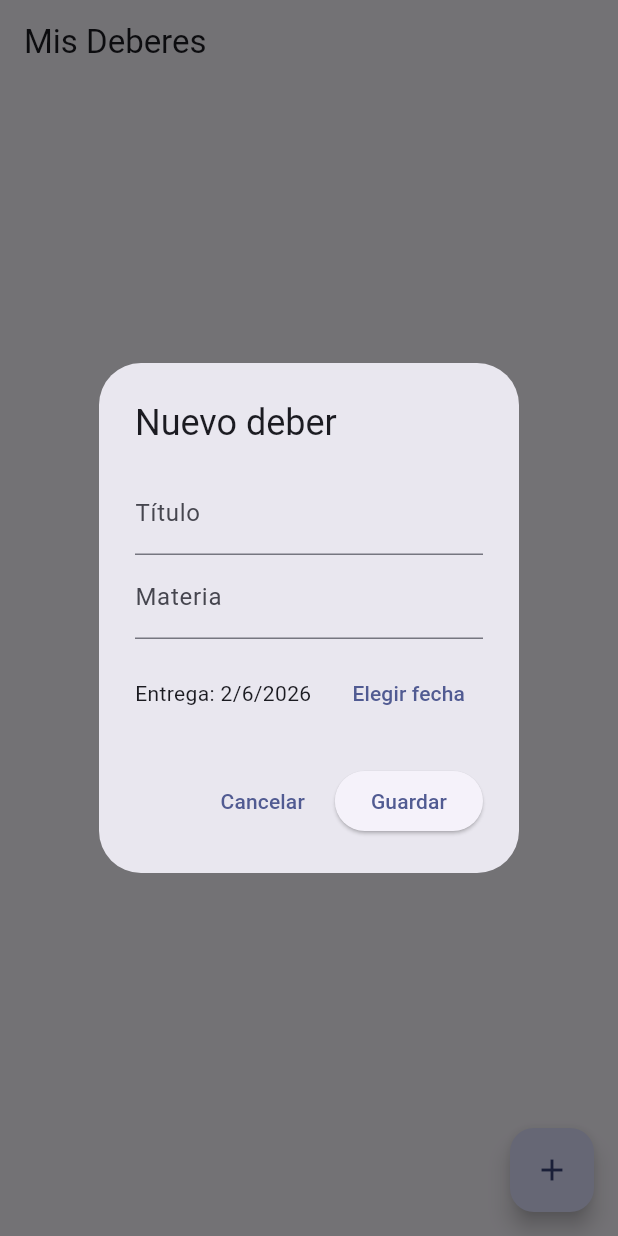
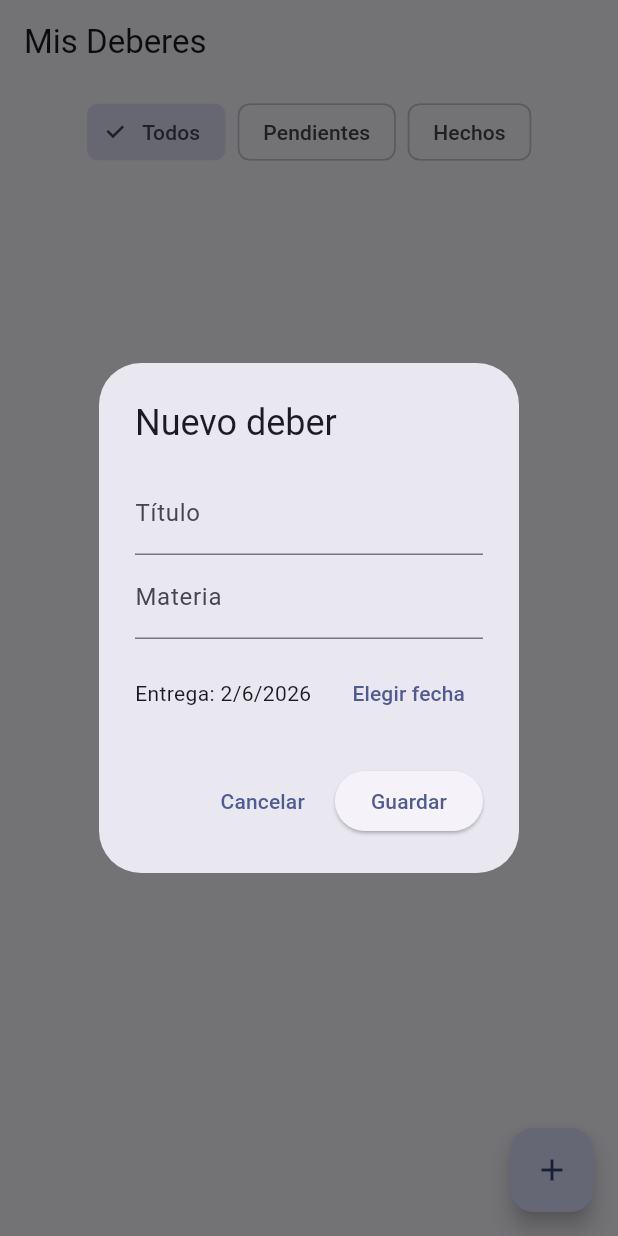
Before and after one commit to samuelcatalanz123/mis_deberes, a Flutter app: the screen it shows after launch, after a tap on the "add" icon, on a phone screen of 412 x 824 dp. Run offline on Flutter 3.47's test engine with Material 3 defaults, Android fonts, the phone set to English and light mode, and no system bars; our stand-ins replace shared_preferences.

Commit message:
feat: filtro Todos / Pendientes / Hechos

```diff
--- a/lib/screens/pantalla_principal.dart
+++ b/lib/screens/pantalla_principal.dart
@@ -14,6 +14,19 @@ class PantallaPrincipal extends StatefulWidget {
 class _PantallaPrincipalState extends State<PantallaPrincipal> {
   List<Deber> _deberes = [];
   bool _cargando = true;
+  String _filtro = 'todos'; // 'todos' | 'pendientes' | 'hechos'
+
+  /// Los deberes que se muestran según el filtro elegido.
+  List<Deber> get _visibles {
+    switch (_filtro) {
+      case 'pendientes':
+        return _deberes.where((d) => !d.hecho).toList();
+      case 'hechos':
+        return _deberes.where((d) => d.hecho).toList();
+      default:
+        return _deberes;
+    }
+  }
 
   @override
   void initState() {
@@ -104,6 +117,29 @@ class _PantallaPrincipalState extends State<PantallaPrincipal> {
     }
   }
 
+  // Barra con los tres filtros (Todos / Pendientes / Hechos).
+  Widget _barraFiltros() {
+    Widget chip(String valor, String etiqueta) {
+      return ChoiceChip(
+        label: Text(etiqueta),
+        selected: _filtro == valor,
+        onSelected: (_) => setState(() => _filtro = valor),
+      );
+    }
+
+    return Padding(
+      padding: const EdgeInsets.all(8),
+      child: Wrap(
+        spacing: 8,
+        children: [
+          chip('todos', 'Todos'),
+          chip('pendientes', 'Pendientes'),
+          chip('hechos', 'Hechos'),
+        ],
+      ),
+    );
+  }
+
   @override
   Widget build(BuildContext context) {
     // Cuántos deberes faltan por entregar (no hechos).
@@ -116,13 +152,21 @@ class _PantallaPrincipalState extends State<PantallaPrincipal> {
       appBar: AppBar(title: Text(titulo)),
       body: _cargando
           ? const Center(child: CircularProgressIndicator())
-          : _deberes.isEmpty
-              ? const Center(child: Text('No tienes deberes. ¡Agrega uno con +!'))
-              : ListView.builder(
-                  itemCount: _deberes.length,
-                  itemBuilder: (context, i) {
-                    final d = _deberes[i];
-                    return ListTile(
+          : Column(
+              children: [
+                _barraFiltros(),
+                Expanded(
+                  child: _visibles.isEmpty
+                      ? Center(
+                          child: Text(_deberes.isEmpty
+                              ? 'No tienes deberes. ¡Agrega uno con +!'
+                              : 'No hay deberes en este filtro.'),
+                        )
+                      : ListView.builder(
+                          itemCount: _visibles.length,
+                          itemBuilder: (context, i) {
+                            final d = _visibles[i];
+                            return ListTile(
                       onTap: () => _editar(d),
                       leading: Checkbox(
                         value: d.hecho,
@@ -167,8 +211,11 @@ class _PantallaPrincipalState extends State<PantallaPrincipal> {
                         onPressed: () => _confirmarBorrar(d),
                       ),
                     );
-                  },
+                          },
+                        ),
                 ),
+              ],
+            ),
       floatingActionButton: FloatingActionButton(
         onPressed: _agregar,
         child: const Icon(Icons.add),
```
